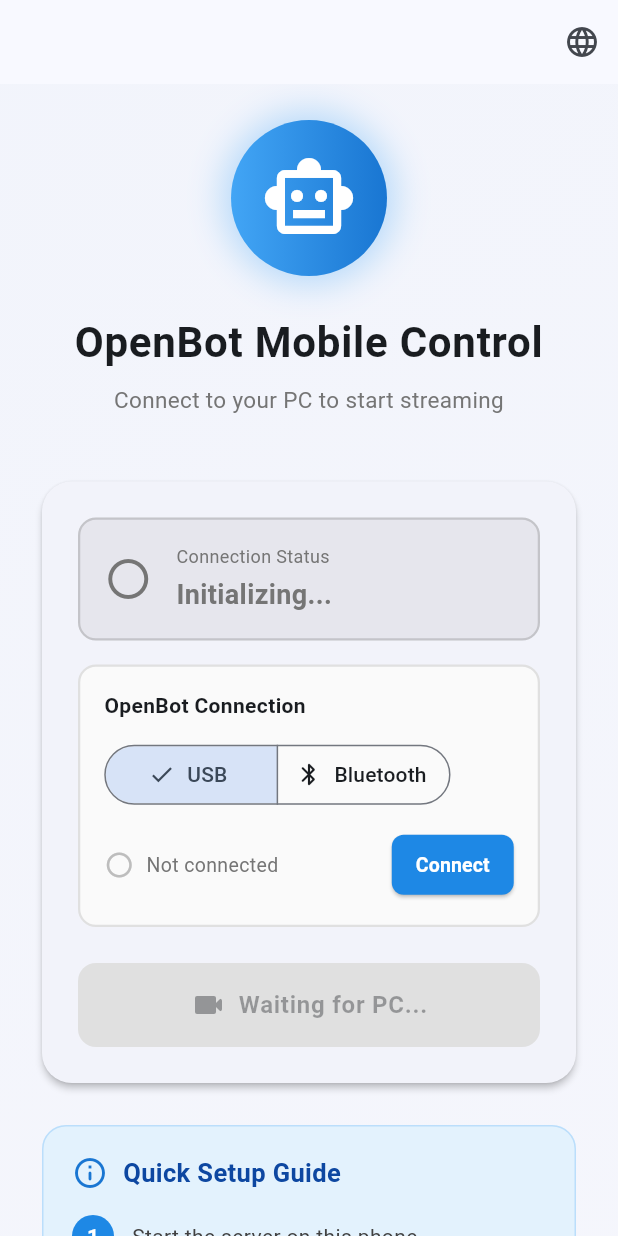
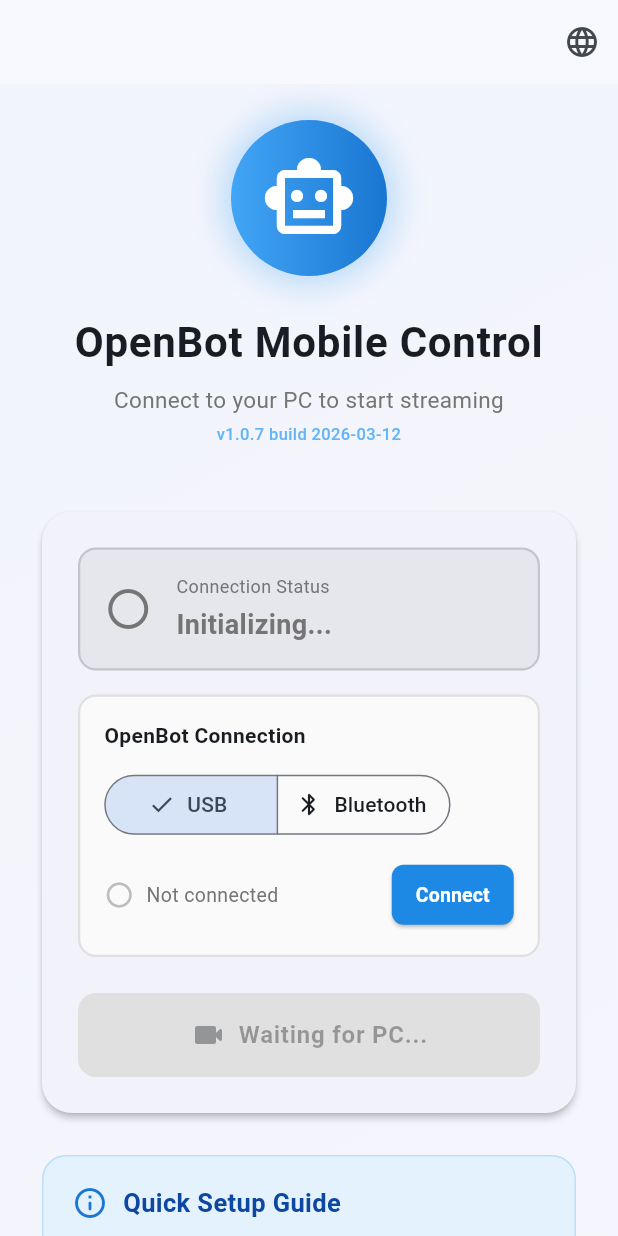
Before and after one commit to HeyBene/OpenBene, a Flutter app: the screen it shows after launch, on a phone screen of 412 x 824 dp. Run offline on Flutter 3.47's test engine with Material 3 defaults, Android fonts, the phone set to English and light mode, and no system bars; our stand-ins replace battery_plus, camera, flutter_blue_plus, permission_handler, sensors_plus; missing offline and left inert: usb_serial.

Commit message:
chore: bump version to 1.0.7+8, show build version in UI

```diff
--- a/openbot-mobile-control/lib/screens/connection_screen.dart
+++ b/openbot-mobile-control/lib/screens/connection_screen.dart
@@ -172,6 +172,16 @@
             fontSize: 15,
             color: Colors.grey.shade600,
             fontWeight: FontWeight.w400,
+          ),
+          textAlign: TextAlign.center,
+        ),
+        const SizedBox(height: 4),
+        Text(
+          'v1.0.7 build 2026-03-12',
+          style: TextStyle(
+            fontSize: 11,
+            color: Colors.blue.shade300,
+            fontWeight: FontWeight.w500,
           ),
           textAlign: TextAlign.center,
         ),
--- a/openbot-mobile-control/pubspec.yaml
+++ b/openbot-mobile-control/pubspec.yaml
@@ -16,7 +16,7 @@
 # https://developer.apple.com/library/archive/documentation/General/Reference/InfoPlistKeyReference/Articles/CoreFoundationKeys.html
 # In Windows, build-name is used as the major, minor, and patch parts
 # of the product and file versions while build-number is used as the build suffix.
-version: 1.0.6+7
+version: 1.0.7+8
 
 environment:
   sdk: '>=3.0.0 <4.0.0'
```
